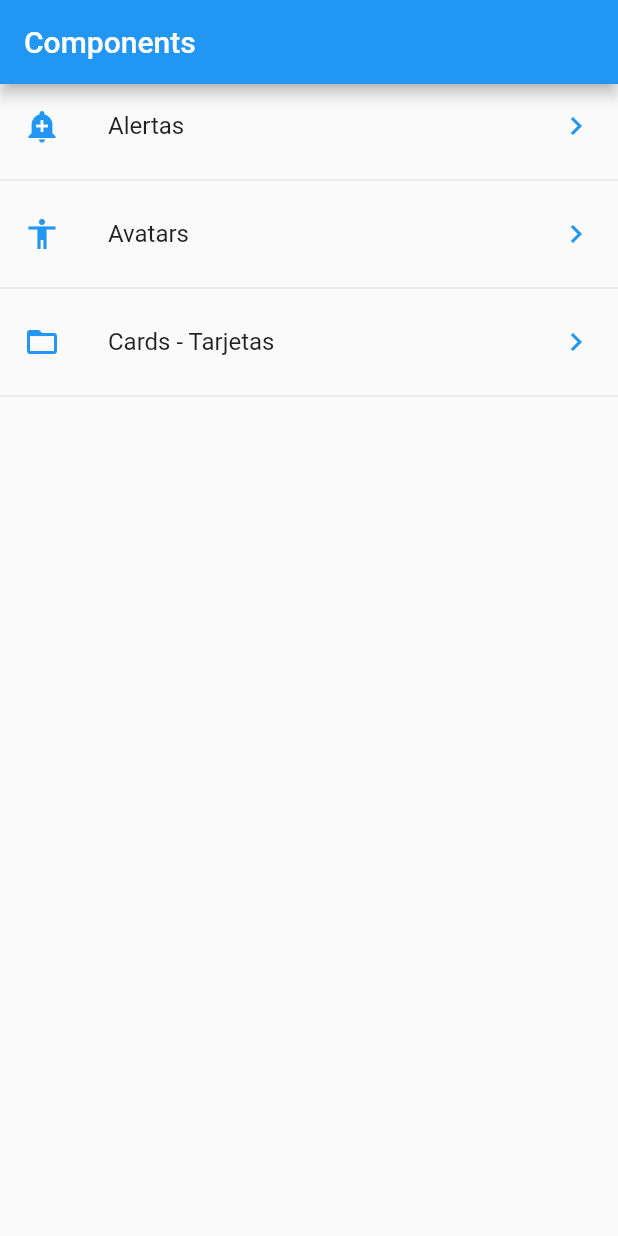
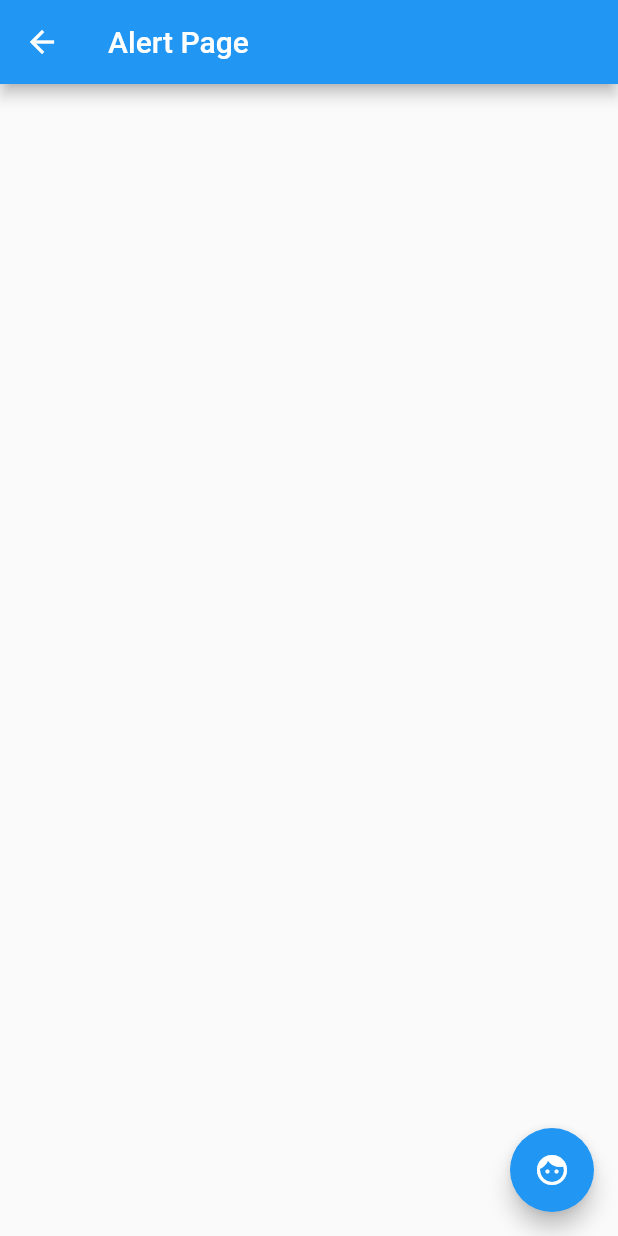
Before and after one commit to dtlucho/flutter_components, a Flutter app: the screen it shows after launch, after a tap on "Alertas", on a phone screen of 412 x 824 dp. Run offline on Flutter 3.47's test engine with Material 2 defaults, Android fonts, the phone set to English and light mode, and no system bars.

```diff
--- /dev/null
+++ b/lib/src/pages/alert_page.dart
@@ -0,0 +1,20 @@
+import 'package:flutter/material.dart';
+
+class AlertPage extends StatelessWidget {
+  const AlertPage({Key? key}) : super(key: key);
+
+  @override
+  Widget build(BuildContext context) {
+    return Scaffold(
+      appBar: AppBar(
+        title: const Text('Alert Page'),
+      ),
+      floatingActionButton: FloatingActionButton(
+        child: const Icon(Icons.face),
+        onPressed: () {
+          Navigator.pop(context);
+        },
+      ),
+    );
+  }
+}
--- a/lib/src/pages/home_page.dart
+++ b/lib/src/pages/home_page.dart
@@ -2,6 +2,7 @@ import 'package:flutter/material.dart';
 
 import 'package:flutter_components/src/providers/menu_provider.dart';
 import 'package:flutter_components/src/utils/icon_string_util.dart';
+import 'package:flutter_components/src/pages/alert_page.dart';
 
 class HomePage extends StatelessWidget {
   const HomePage({Key? key}) : super(key: key);
@@ -23,13 +24,13 @@ class HomePage extends StatelessWidget {
       initialData: const [],
       builder: (BuildContext context, AsyncSnapshot<List<dynamic>> snapshot) {
         return ListView(
-          children: _listItems(snapshot.data),
+          children: _listItems(snapshot.data, context),
         );
       },
     );
   }
 
-  List<Widget> _listItems(List<dynamic>? data) {
+  List<Widget> _listItems(List<dynamic>? data, BuildContext context) {
     final List<Widget> options = [];
 
     for (var option in data!) {
@@ -37,7 +38,12 @@ class HomePage extends StatelessWidget {
         leading: getIcon(option['icon']),
         title: Text(option['text']),
         trailing: const Icon(Icons.keyboard_arrow_right, color: Colors.blue),
-        onTap: () {},
+        onTap: () {
+          final route = MaterialPageRoute(
+            builder: (context) => const AlertPage(),
+          );
+          Navigator.push(context, route);
+        },
       );
 
       options
```
Also changed, not shown: lib/src/pages/avatar_page.dart (added, +14 -0 lines).
